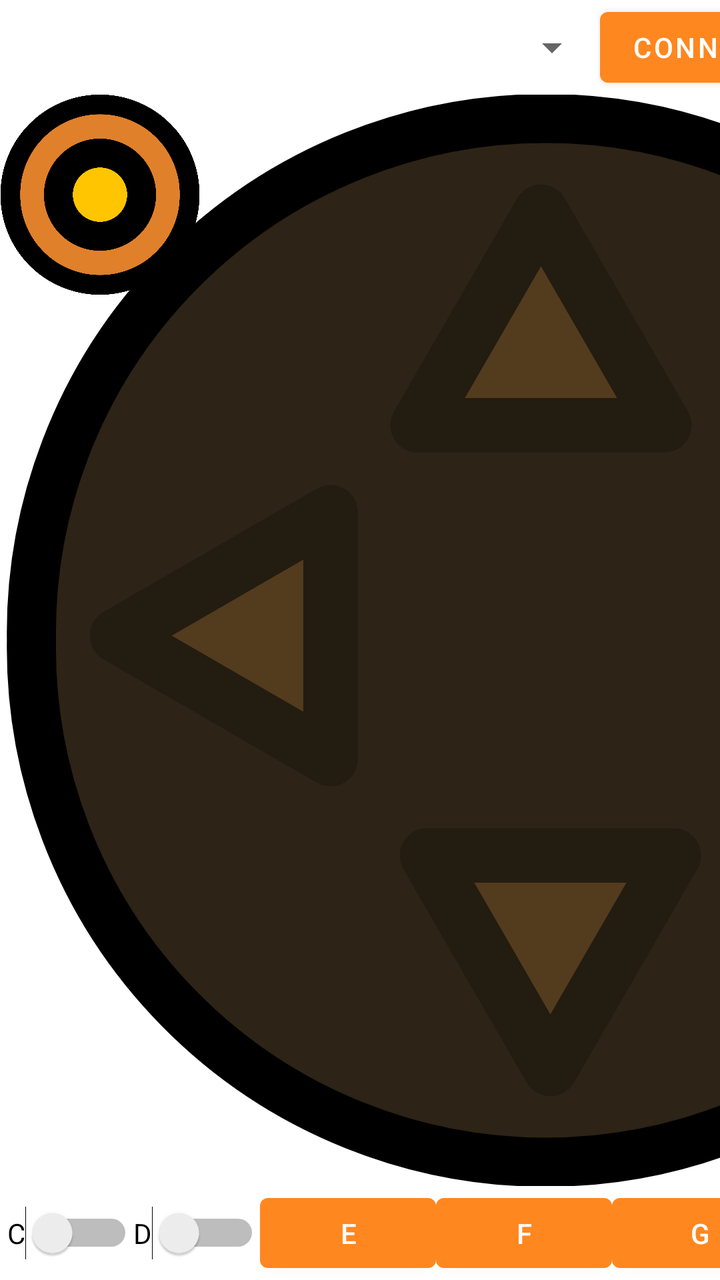
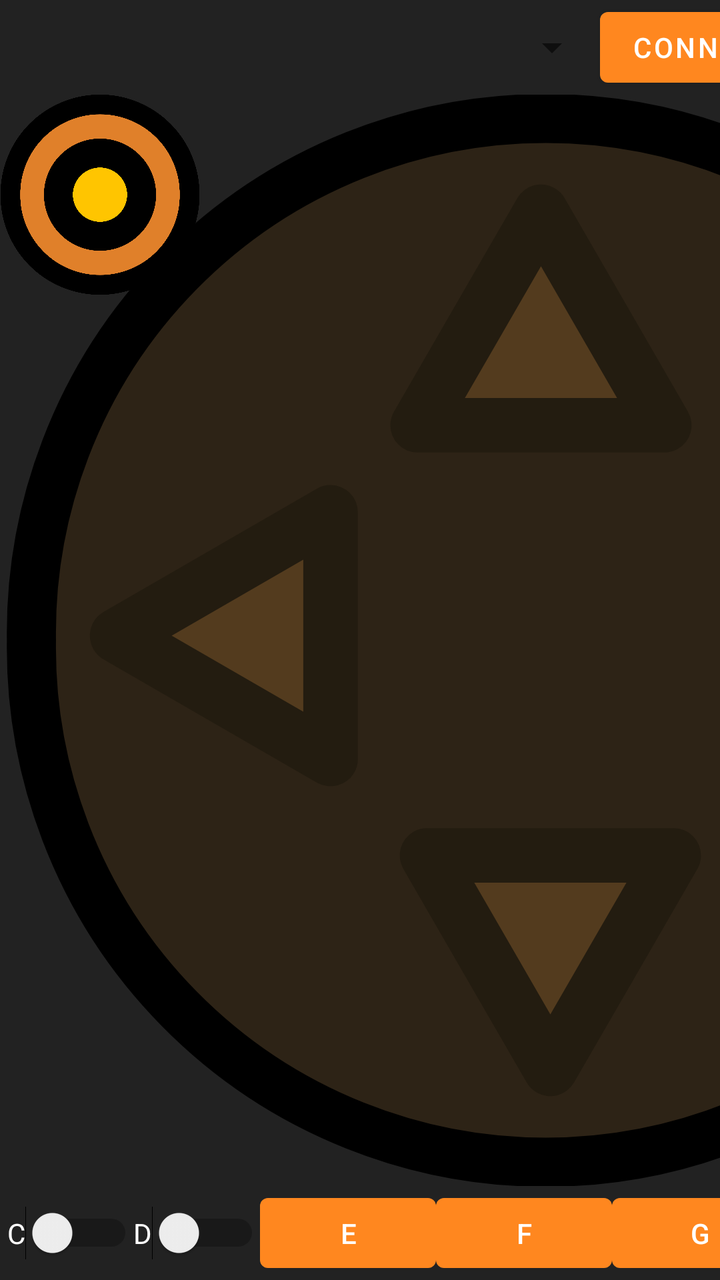

Before-and-after screenshots of an Android layout around one commit, followed by the original layout XML and the change that was made.
<!-- AndroidManifest.xml: application theme Theme.BtSerialRemote -->
<!-- res/layout/main_activity.xml -->
<?xml version="1.0" encoding="utf-8"?>
<FrameLayout xmlns:android="http://schemas.android.com/apk/res/android"
    xmlns:app="http://schemas.android.com/apk/res-auto"
    xmlns:tools="http://schemas.android.com/tools"
    android:layout_width="match_parent"
    android:layout_height="match_parent"
    android:background="?android:colorBackground"
    android:theme="@style/ThemeOverlay.BtSerialRemote.FullscreenContainer"
    tools:context="com.poconoco.tests.btserialremote.MainActivity">

    <LinearLayout
        android:layout_width="match_parent"
        android:layout_height="match_parent"
        android:orientation="vertical">

        <androidx.constraintlayout.widget.ConstraintLayout
            android:id="@+id/linearLayout"
            android:layout_width="match_parent"
            android:layout_height="wrap_content"
            android:layout_weight="1">

            <Spinner
                android:id="@+id/btDevice"
                android:layout_width="300dp"
                android:layout_height="0dp"
                android:spinnerMode="dropdown"
                app:layout_constraintBottom_toBottomOf="parent"
                app:layout_constraintEnd_toStartOf="@+id/connect"
                app:layout_constraintStart_toStartOf="parent"
                app:layout_constraintTop_toTopOf="parent" />

            <Button
                android:id="@+id/connect"
                android:layout_width="0dp"
                android:layout_height="wrap_content"
                android:text="Connect"
                app:layout_constraintStart_toEndOf="@+id/btDevice"
                app:layout_constraintTop_toTopOf="@+id/btDevice" />

            <TextView
                android:id="@+id/status"
                android:layout_width="0dp"
                android:layout_height="25dp"
                android:layout_marginStart="10dp"
                android:layout_marginEnd="10dp"
                android:text="Ready to connect"
                android:textColor="@color/white"
                app:layout_constraintBottom_toBottomOf="parent"
                app:layout_constraintEnd_toEndOf="parent"
                app:layout_constraintStart_toEndOf="@+id/connect"
                app:layout_constraintTop_toTopOf="parent" />

        </androidx.constraintlayout.widget.ConstraintLayout>

        <LinearLayout
            android:layout_width="match_parent"
            android:layout_height="wrap_content"
            android:layout_weight="100"
            android:orientation="horizontal">

            <RelativeLayout
                android:layout_width="wrap_content"
                android:layout_height="match_parent"
                android:layout_weight="0.5">

                <androidx.constraintlayout.widget.ConstraintLayout
                    android:layout_width="match_parent"
                    android:layout_height="match_parent"
                    tools:context=".MainActivity">

                    <androidx.constraintlayout.widget.Guideline
                        android:id="@+id/leftGuideline"
                        android:layout_width="wrap_content"
                        android:layout_height="wrap_content"
                        android:orientation="horizontal"
                        app:layout_constraintGuide_percent="0.5" />

                    <ImageView
                        android:id="@+id/leftJoystick"
                        android:layout_width="0dp"
                        android:layout_height="0dp"

                        android:layout_marginTop="20dp"
                        android:layout_marginBottom="20dp"
                        android:scaleType="fitCenter"
                        app:layout_constraintBottom_toBottomOf="parent"
                        app:layout_constraintDimensionRatio="1"
                        app:layout_constraintEnd_toEndOf="parent"

                        app:layout_constraintHeight_percent="1.0"
                        app:layout_constraintHorizontal_bias="0.0"
                        app:layout_constraintStart_toStartOf="parent"
                        app:layout_constraintTop_toTopOf="parent"
                        app:srcCompat="@drawable/pad" />

                </androidx.constraintlayout.widget.ConstraintLayout>

                <RelativeLayout
                    android:id="@+id/leftKnob"
                    android:layout_width="wrap_content"
                    android:layout_height="wrap_content">

                    <ImageView
                        android:id="@+id/imageView2"
                        android:layout_width="100dp"
                        android:layout_height="100dp"
                        android:layout_weight="1"
                        app:srcCompat="@drawable/knob" />
                </RelativeLayout>

            </RelativeLayout>

        </LinearLayout>

        <androidx.constraintlayout.widget.ConstraintLayout
            android:id="@+id/linearLayout2"
            android:layout_width="match_parent"
            android:layout_height="wrap_content"
            android:layout_weight="1">

            <Switch
                android:id="@+id/switchA"
                android:layout_width="wrap_content"
                android:layout_height="0dp"
                android:text="A"
                app:layout_constraintBottom_toBottomOf="parent"
                app:layout_constraintEnd_toStartOf="@+id/switchB"
                app:layout_constraintHorizontal_bias="0.5"
                app:layout_constraintStart_toStartOf="parent"
                app:layout_constraintTop_toTopOf="parent" />

            <Switch
                android:id="@+id/switchB"
                android:layout_width="wrap_content"
                android:layout_height="0dp"
                android:text="B"
                app:layout_constraintBottom_toBottomOf="parent"
                app:layout_constraintEnd_toStartOf="@+id/switchC"
                app:layout_constraintHorizontal_bias="0.5"
                app:layout_constraintStart_toEndOf="@+id/switchA"
                app:layout_constraintTop_toTopOf="parent"
                app:layout_constraintVertical_bias="0.508" />

            <Switch
                android:id="@+id/switchC"
                android:layout_width="wrap_content"
                android:layout_height="0dp"
                android:text="C"
                app:layout_constraintBottom_toBottomOf="parent"
                app:layout_constraintEnd_toStartOf="@+id/switchD"
                app:layout_constraintHorizontal_bias="0.5"
                app:layout_constraintStart_toEndOf="@+id/switchB"
                app:layout_constraintTop_toTopOf="parent"
                app:layout_constraintVertical_bias="0.508" />

            <Switch
                android:id="@+id/switchD"
                android:layout_width="wrap_content"
                android:layout_height="0dp"
                android:text="D"
                app:layout_constraintBottom_toBottomOf="parent"
                app:layout_constraintEnd_toStartOf="@+id/buttonE"
                app:layout_constraintHorizontal_bias="0.5"
                app:layout_constraintStart_toEndOf="@+id/switchC"
                app:layout_constraintTop_toTopOf="parent" />

            <Button
                android:id="@+id/buttonE"
                android:layout_width="wrap_content"
                android:layout_height="wrap_content"
                android:text="E"
                app:layout_constraintBottom_toBottomOf="parent"
                app:layout_constraintEnd_toStartOf="@+id/buttonF"
                app:layout_constraintHorizontal_bias="0.5"
                app:layout_constraintStart_toEndOf="@+id/switchD"
                app:layout_constraintTop_toTopOf="parent" />

            <Button
                android:id="@+id/buttonF"
                android:layout_width="wrap_content"
                android:layout_height="wrap_content"
                android:text="F"
                app:layout_constraintBottom_toBottomOf="parent"
                app:layout_constraintEnd_toStartOf="@+id/buttonG"
                app:layout_constraintHorizontal_bias="0.5"
                app:layout_constraintStart_toEndOf="@+id/buttonE"
                app:layout_constraintTop_toTopOf="parent" />

            <Button
                android:id="@+id/buttonG"
                android:layout_width="wrap_content"
                android:layout_height="wrap_content"
                android:text="G"
                app:layout_constraintBottom_toBottomOf="parent"
                app:layout_constraintEnd_toStartOf="@+id/buttonH"
                app:layout_constraintHorizontal_bias="0.5"
                app:layout_constraintStart_toEndOf="@+id/buttonF"
                app:layout_constraintTop_toTopOf="parent" />

            <Button
                android:id="@+id/buttonH"
                android:layout_width="wrap_content"
                android:layout_height="wrap_content"
                android:text="H"
                app:layout_constraintBottom_toBottomOf="parent"
                app:layout_constraintEnd_toEndOf="parent"
                app:layout_constraintHorizontal_bias="0.5"
                app:layout_constraintStart_toEndOf="@+id/buttonG"
                app:layout_constraintTop_toTopOf="parent" />

        </androidx.constraintlayout.widget.ConstraintLayout>
    </LinearLayout>
</FrameLayout>
<!-- resources referenced by this layout -->
<resources>
  <color name="white">#FFFFFFFF</color>
  <!-- drawable knob (drawable) -->
  <vector xmlns:android="http://schemas.android.com/apk/res/android"
      android:width="50dp"
      android:height="50dp"
      android:viewportWidth="50"
      android:viewportHeight="50">
    <path
        android:pathData="M25,25m-22.412,0a22.412,22.412 0,1 1,44.823 0a22.412,22.412 0,1 1,-44.823 0"
        android:strokeLineJoin="round"
        android:strokeWidth="4.92986"
        android:fillColor="#e0802a"
        android:strokeColor="#000000"
        android:fillType="evenOdd"/>
    <path
        android:pathData="M25,25m-10.405,0a10.405,10.405 0,1 1,20.811 0a10.405,10.405 0,1 1,-20.811 0"
        android:strokeLineJoin="round"
        android:strokeWidth="7.23044"
        android:fillColor="#ffc500"
        android:strokeColor="#000000"
        android:fillType="evenOdd"/>
  </vector>
  <!-- drawable pad (drawable) -->
  <vector xmlns:android="http://schemas.android.com/apk/res/android"
      android:width="100dp"
      android:height="100dp"
      android:viewportWidth="100"
      android:viewportHeight="100">
    <path
        android:pathData="M50,50m47.13,-0a47.13,47.13 0,1 1,-94.25 -0a47.13,47.13 0,1 1,94.25 -0"
        android:strokeLineJoin="round"
        android:strokeWidth="4.5"
        android:fillColor="#2d2316"
        android:strokeColor="#000000"
        android:fillType="evenOdd"/>
    <path
        android:pathData="m39.13,69.71 l11.3,-0 11.3,-0 -5.65,9.78 -5.65,9.78 -5.65,-9.78z"
        android:strokeLineJoin="round"
        android:strokeWidth="5"
        android:fillColor="#533b1e"
        android:strokeColor="#231c10"
        android:fillType="evenOdd"/>
    <path
        android:pathData="m60.87,30.29 l-11.3,0 -11.3,0 5.65,-9.78 5.65,-9.78 5.65,9.78z"
        android:strokeLineJoin="round"
        android:strokeWidth="5"
        android:fillColor="#533b1e"
        android:strokeColor="#231c10"
        android:fillType="evenOdd"/>
    <path
        android:pathData="m69.71,39.13 l-0,11.3 -0,11.3 9.78,-5.65 9.78,-5.65 -9.78,-5.65z"
        android:strokeLineJoin="round"
        android:strokeWidth="5"
        android:fillColor="#533b1e"
        android:strokeColor="#231c10"
        android:fillType="evenOdd"/>
    <path
        android:pathData="m30.29,60.87 l0,-11.3 0,-11.3 -9.78,5.65 -9.78,5.65 9.78,5.65z"
        android:strokeLineJoin="round"
        android:strokeWidth="5"
        android:fillColor="#533b1e"
        android:strokeColor="#231c10"
        android:fillType="evenOdd"/>
  </vector>
  <style name="ThemeOverlay.BtSerialRemote.FullscreenContainer" parent="">
          <item name="fullscreenBackgroundColor">@color/black_overlay</item>
          <item name="fullscreenTextColor">@color/white</item>
      </style>
  <style name="Theme.BtSerialRemote" parent="Theme.MaterialComponents.DayNight.DarkActionBar">
          
          <item name="colorPrimary">@color/primary_1</item>
          <item name="colorPrimaryVariant">@color/primary_2</item>
          <item name="colorOnPrimary">@color/white</item>
          
          <item name="colorSecondary">@color/secondary_1</item>
          <item name="colorSecondaryVariant">@color/secondary_2</item>
          <item name="colorOnSecondary">@color/white</item>
          
          <item name="android:statusBarColor" tools:targetApi="l">?attr/colorPrimaryVariant</item>
          
      </style>
  <color name="black_overlay">#66000000</color>
  <color name="primary_1">#FFff871f</color>
  <color name="primary_2">#FFbd5700</color>
  <color name="secondary_1">#FFff9100</color>
  <color name="secondary_2">#FFd97b00</color>
</resources>

<!-- the commit's change to res/layout/main_activity.xml (unified diff, before → after) -->
@@ -4,7 +4,7 @@
     xmlns:tools="http://schemas.android.com/tools"
     android:layout_width="match_parent"
     android:layout_height="match_parent"
-    android:background="?android:colorBackground"
+    android:background="@color/background"
     android:theme="@style/ThemeOverlay.BtSerialRemote.FullscreenContainer"
     tools:context="com.poconoco.tests.btserialremote.MainActivity">
 
@@ -23,6 +23,7 @@
                 android:id="@+id/btDevice"
                 android:layout_width="300dp"
                 android:layout_height="0dp"
+                android:foregroundTint="@color/white"
                 android:spinnerMode="dropdown"
                 app:layout_constraintBottom_toBottomOf="parent"
                 app:layout_constraintEnd_toStartOf="@+id/connect"
@@ -123,6 +124,7 @@
                 android:layout_width="wrap_content"
                 android:layout_height="0dp"
                 android:text="A"
+                android:textColor="@color/white"
                 app:layout_constraintBottom_toBottomOf="parent"
                 app:layout_constraintEnd_toStartOf="@+id/switchB"
                 app:layout_constraintHorizontal_bias="0.5"
@@ -134,6 +136,7 @@
                 android:layout_width="wrap_content"
                 android:layout_height="0dp"
                 android:text="B"
+                android:textColor="@color/white"
                 app:layout_constraintBottom_toBottomOf="parent"
                 app:layout_constraintEnd_toStartOf="@+id/switchC"
                 app:layout_constraintHorizontal_bias="0.5"
@@ -146,6 +149,7 @@
                 android:layout_width="wrap_content"
                 android:layout_height="0dp"
                 android:text="C"
+                android:textColor="@color/white"
                 app:layout_constraintBottom_toBottomOf="parent"
                 app:layout_constraintEnd_toStartOf="@+id/switchD"
                 app:layout_constraintHorizontal_bias="0.5"
@@ -158,6 +162,7 @@
                 android:layout_width="wrap_content"
                 android:layout_height="0dp"
                 android:text="D"
+                android:textColor="@color/white"
                 app:layout_constraintBottom_toBottomOf="parent"
                 app:layout_constraintEnd_toStartOf="@+id/buttonE"
                 app:layout_constraintHorizontal_bias="0.5"
<!-- resource entries referenced after the edit -->
@@ -1,5 +1,6 @@
 <!-- resources referenced by this layout -->
 <resources>
+  <color name="background">#FF222222</color>
   <color name="white">#FFFFFFFF</color>
   <!-- drawable knob (drawable) -->
   <vector xmlns:android="http://schemas.android.com/apk/res/android"
@@ -64,7 +65,7 @@
         android:strokeColor="#231c10"
         android:fillType="evenOdd"/>
   </vector>
-  <style name="ThemeOverlay.BtSerialRemote.FullscreenContainer" parent="">
+  <style name="ThemeOverlay.BtSerialRemote.FullscreenContainer" parent="Theme.BtSerialRemote">
           <item name="fullscreenBackgroundColor">@color/black_overlay</item>
           <item name="fullscreenTextColor">@color/white</item>
       </style>
@@ -80,6 +81,11 @@
           
           <item name="android:statusBarColor" tools:targetApi="l">?attr/colorPrimaryVariant</item>
           
+  
+          <item name="android:windowLayoutInDisplayCutoutMode">
+              shortEdges 
+          </item>
+  
       </style>
   <color name="black_overlay">#66000000</color>
   <color name="primary_1">#FFff871f</color>
